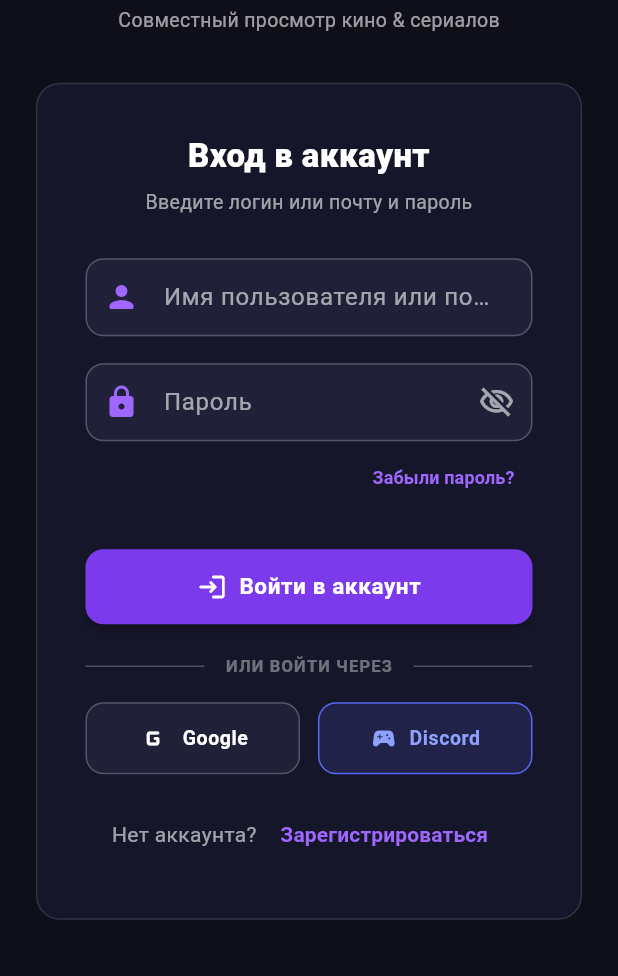
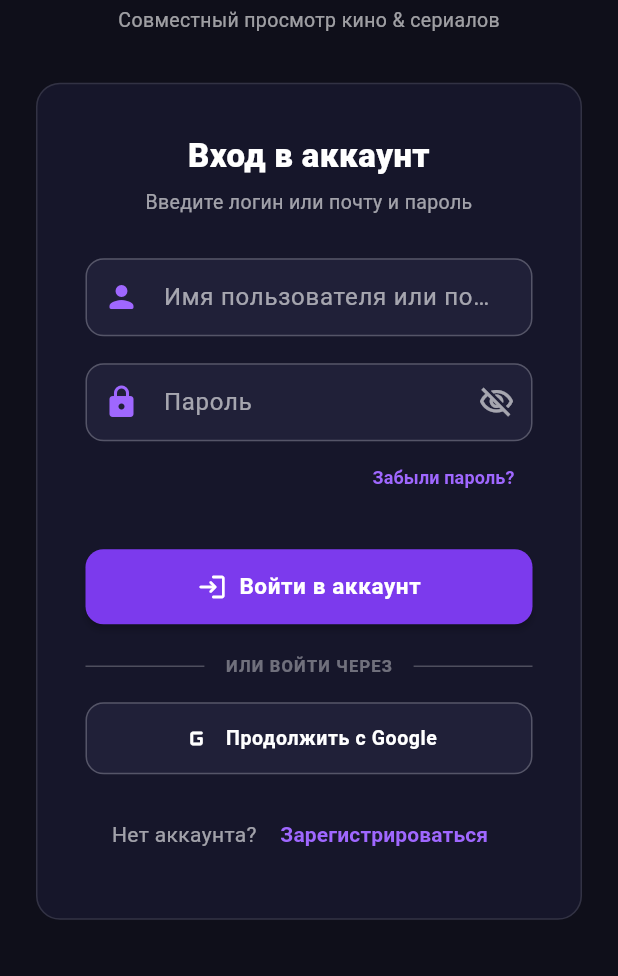
Before and after one commit to juzuk1q/cinetrack, a Flutter app: the screen it shows after launch, on a phone screen of 412 x 824 dp, the part 260-1236 px from its top. Run offline on Flutter 3.47's test engine with Material 3 defaults, Android fonts, the phone set to English and light mode, and no system bars; our stand-ins replace fl_chart, flutter_rating_bar, flutter_riverpod, go_router, shared_preferences, supabase_flutter and 1 more; missing offline and left inert: dart:html, dart:js, dart:ui_web; accounts and stored records are empty; network calls fail.

Commit message:
fix(auth): remove discord oauth buttons, keep clean google login

```diff
--- a/lib/screens/auth/login_screen.dart
+++ b/lib/screens/auth/login_screen.dart
@@ -377,10 +377,9 @@ class _LoginScreenState extends ConsumerState<LoginScreen> {
                           ),
                           const SizedBox(height: 16),
 
-                          // OAuth Buttons
-                          Row(
-                            children: [
-                              Expanded(
+                          // OAuth Button (Google)
+                          SizedBox(
+                            width: double.infinity,
                             child: OutlinedButton.icon(
                               style: OutlinedButton.styleFrom(
                                 foregroundColor: Colors.white,
@@ -399,32 +398,10 @@ class _LoginScreenState extends ConsumerState<LoginScreen> {
                                 errorBuilder: (_, __, ___) => const Icon(Icons.g_mobiledata_rounded, color: Colors.white, size: 22),
                               ),
                               label: const Text(
-                                    'Google',
+                                'Продолжить с Google',
                                 style: TextStyle(fontSize: 13, fontWeight: FontWeight.w600),
                               ),
                             ),
-                              ),
-                              const SizedBox(width: 12),
-                              Expanded(
-                                child: OutlinedButton.icon(
-                                  style: OutlinedButton.styleFrom(
-                                    foregroundColor: Colors.white,
-                                    side: const BorderSide(color: Color(0xFF5865F2)),
-                                    padding: const EdgeInsets.symmetric(vertical: 12),
-                                    shape: RoundedRectangleBorder(
-                                      borderRadius: BorderRadius.circular(12),
-                                    ),
-                                    backgroundColor: const Color(0xFF5865F2).withValues(alpha: 0.15),
-                                  ),
-                                  onPressed: isLoading ? null : () => _signInWithOAuth(OAuthProvider.discord),
-                                  icon: const Icon(Icons.sports_esports_rounded, color: Color(0xFF8EA1FF), size: 18),
-                                  label: const Text(
-                                    'Discord',
-                                    style: TextStyle(fontSize: 13, fontWeight: FontWeight.w600, color: Color(0xFF8EA1FF)),
-                                  ),
-                                ),
-                              ),
-                            ],
                           ),
                           const SizedBox(height: 16),
 
```
Also changed, not shown: lib/screens/auth/register_screen.dart (+4 -27 lines). Lines whose indentation alone changed are shown as unchanged.
